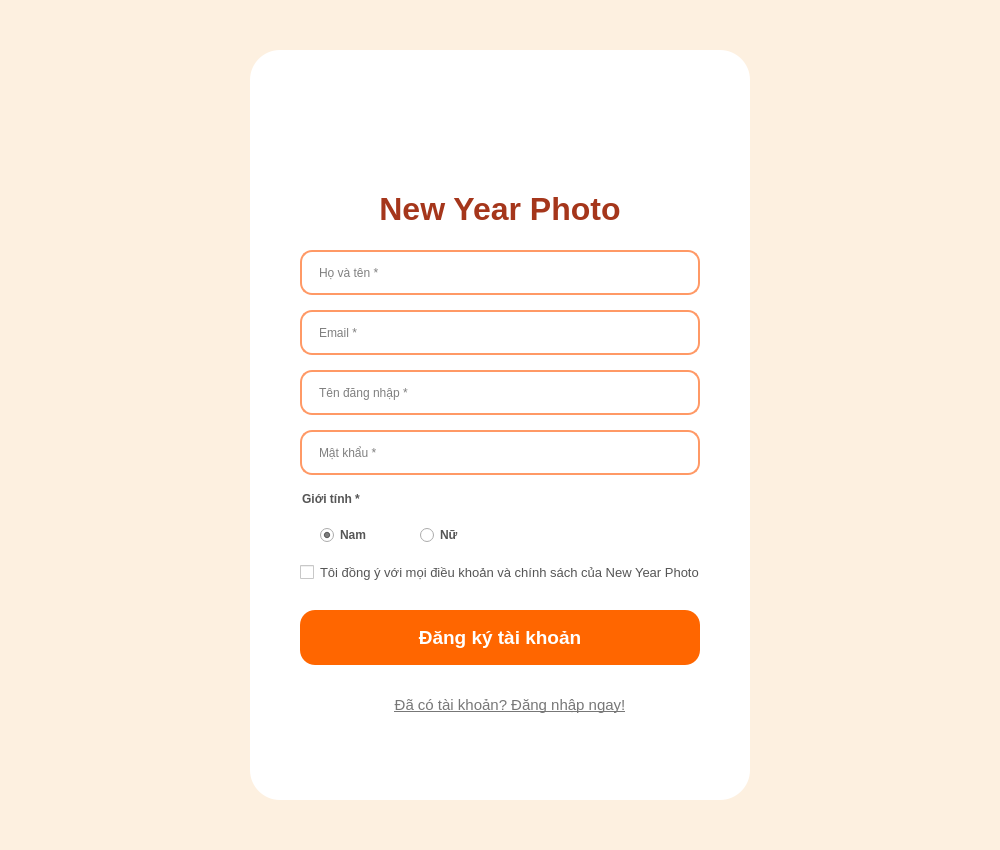
Qt form USER/Login/ui/registerMainWindow.ui (huongntdk25411-dev/-N-KTLT) before a commit.
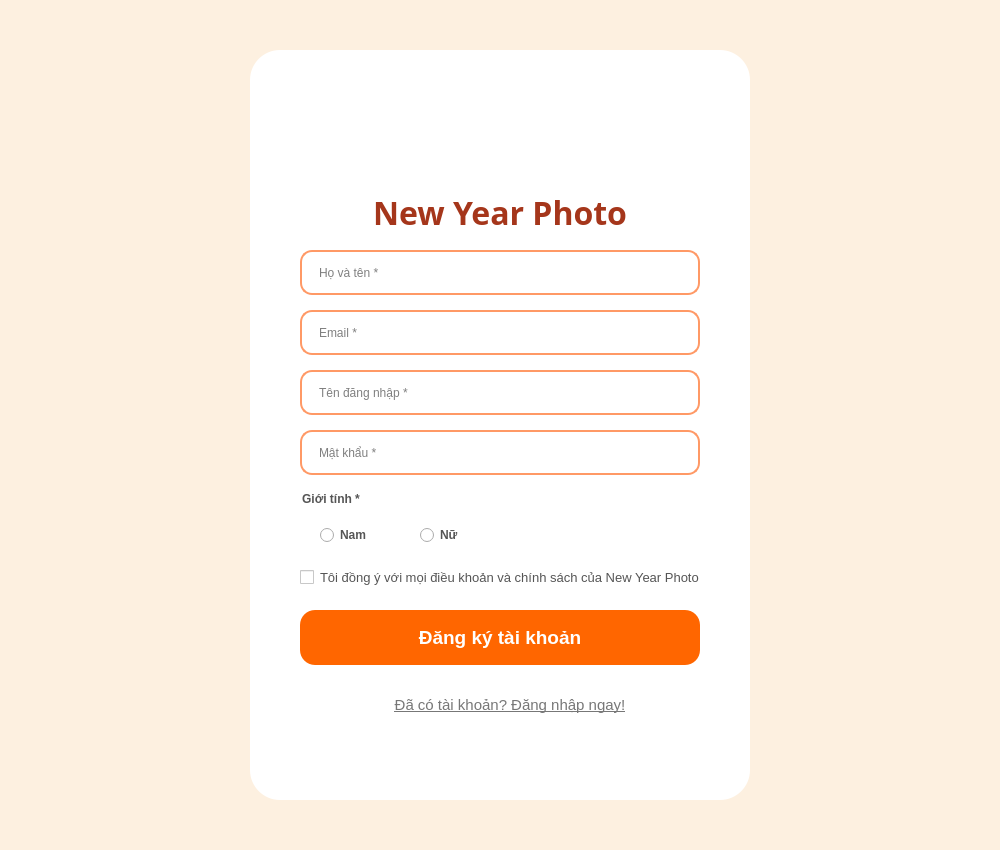
The same form after that commit. Icons and pictures are not drawn.

The edit to the form file:
```diff
--- a/USER/Login/ui/registerMainWindow.ui
+++ b/USER/Login/ui/registerMainWindow.ui
@@ -38,10 +38,10 @@
       <widget class="QLabel" name="logoLabel">
        <property name="geometry">
         <rect>
-         <x>200</x>
-         <y>30</y>
-         <width>100</width>
-         <height>100</height>
+         <x>189</x>
+         <y>19</y>
+         <width>121</width>
+         <height>121</height>
         </rect>
        </property>
        <property name="pixmap">
@@ -60,6 +60,15 @@
          <height>40</height>
         </rect>
        </property>
+       <property name="font">
+        <font>
+         <family>Rockwell Extra Bold</family>
+         <pointsize>24</pointsize>
+         <weight>10</weight>
+         <italic>false</italic>
+         <bold>false</bold>
+        </font>
+       </property>
        <property name="styleSheet">
         <string notr="true">color: rgb(165, 54, 27);
 font: 75 20pt &quot;Segoe UI Variable Display&quot;;</string>
@@ -169,9 +178,6 @@
          <iconset>
           <normaloff>C:/Users/LENOVO/Downloads/bussiness-man.png</normaloff>C:/Users/LENOVO/Downloads/bussiness-man.png</iconset>
         </property>
-        <property name="checked">
-         <bool>true</bool>
-        </property>
        </widget>
        <widget class="QRadioButton" name="radFemale">
         <property name="geometry">
@@ -195,7 +201,7 @@
        <property name="geometry">
         <rect>
          <x>50</x>
-         <y>510</y>
+         <y>515</y>
          <width>400</width>
          <height>25</height>
         </rect>
@@ -207,26 +213,6 @@
         <string>Tôi đồng ý với mọi điều khoản và chính sách của New Year Photo</string>
        </property>
       </widget>
-      <widget class="QPushButton" name="pushButtonRegister">
-       <property name="geometry">
-        <rect>
-         <x>50</x>
-         <y>540</y>
-         <width>400</width>
-         <height>55</height>
-        </rect>
-       </property>
-      </widget>
-      <widget class="QPushButton" name="pushButtonBack">
-       <property name="geometry">
-        <rect>
-         <x>50</x>
-         <y>610</y>
-         <width>400</width>
-         <height>30</height>
-        </rect>
-       </property>
-      </widget>
       <widget class="QPushButton" name="pushButtonRegister">
        <property name="geometry">
         <rect>
```
Left out of the diff: 4 changed lines with no effect on the pictures.
